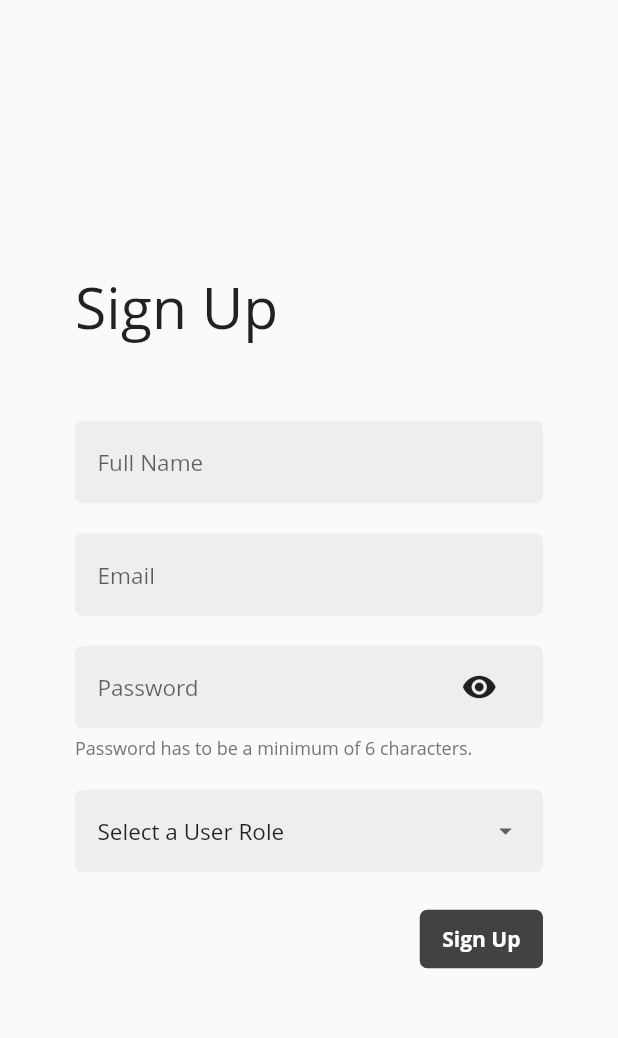
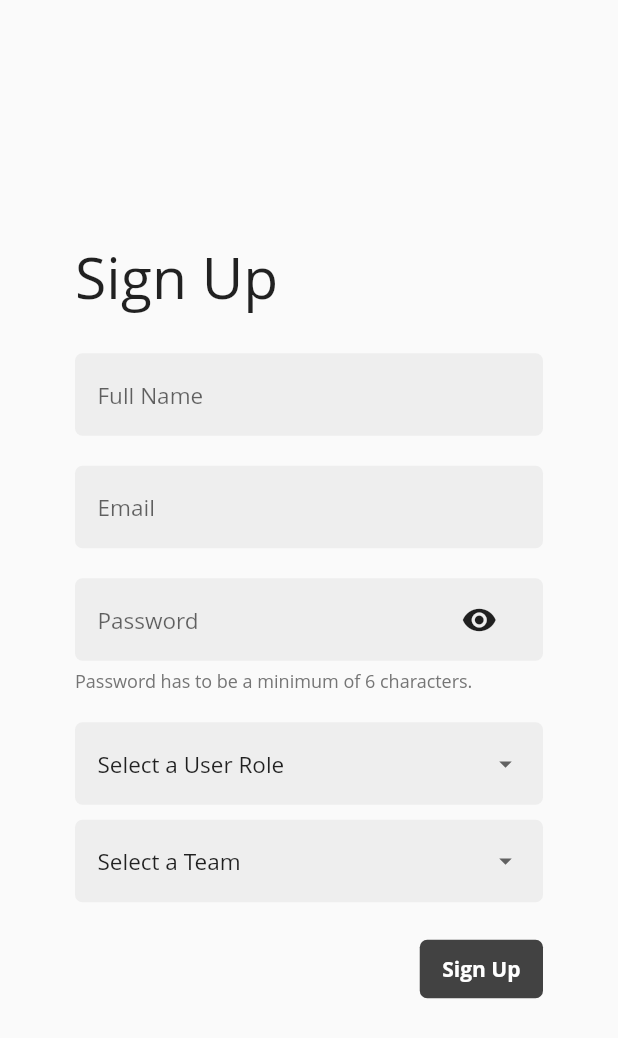
Before and after one commit to sleipold/show_wallet, a Flutter app: the SignUpView screen opened directly, on a phone screen of 412 x 824 dp. Shown: the top 1038 px of the screen. Run offline on Flutter 3.47's test engine with Material 2 defaults, Android fonts, the phone set to English and light mode, and no system bars; our stand-ins replace cloud_firestore, firebase_auth, get_it, provider_architecture; accounts and stored records are empty; network calls fail.

```diff
--- /dev/null
+++ b/lib/models/team.dart
@@ -0,0 +1,20 @@
+class Team {
+  final String id;
+  final String name;
+  final double balance;
+
+  Team({this.id, this.name, this.balance});
+
+  Team.fromData(Map<String, dynamic> data)
+      : id = data['id'],
+        name = data['name'],
+        balance = data['balance'];
+
+  Map<String, dynamic> toJson() {
+    return {
+      'id': id,
+      'name': name,
+      'balance': balance,
+    };
+  }
+}
--- a/lib/models/user.dart
+++ b/lib/models/user.dart
@@ -3,14 +3,16 @@ class User {
   final String fullName;
   final String email;
   final String userRole;
+  final String team;
 
-  User({this.id, this.fullName, this.email, this.userRole});
+  User({this.id, this.fullName, this.email, this.userRole, this.team});
 
   User.fromData(Map<String, dynamic> data)
       : id = data['id'],
         fullName = data['fullName'],
         email = data['email'],
-        userRole = data['userRole'];
+        userRole = data['userRole'],
+        team = data['team'];
 
   Map<String, dynamic> toJson() {
     return {
@@ -18,6 +20,7 @@ class User {
       'fullName': fullName,
       'email': email,
       'userRole': userRole,
+      'team': team,
     };
   }
 }
--- a/lib/services/authentication_service.dart
+++ b/lib/services/authentication_service.dart
@@ -32,6 +32,7 @@ class AuthenticationService {
     @required String password,
     @required String fullName,
     @required String role,
+    @required String team,
   }) async {
     try {
       var authResult = await _firebaseAuth.createUserWithEmailAndPassword(
@@ -45,6 +46,7 @@ class AuthenticationService {
         email: email,
         fullName: fullName,
         userRole: role,
+        team: team,
       );
 
       await _firestoreService.createUser(_currentUser);
--- a/lib/ui/views/login_view.dart
+++ b/lib/ui/views/login_view.dart
@@ -24,9 +24,10 @@ class LoginView extends StatelessWidget {
               crossAxisAlignment: CrossAxisAlignment.center,
               children: <Widget>[
                 SizedBox(
-                  height: 250,
+                  height: 150,
                   child: Image.asset('assets/images/logo.png'),
                 ),
+                verticalSpaceSmall,
                 InputField(
                   placeholder: 'Email',
                   controller: emailController,
@@ -54,7 +55,7 @@ class LoginView extends StatelessWidget {
                     )
                   ],
                 ),
-                verticalSpaceMedium,
+                verticalSpaceSmall,
                 TextLink(
                   'Create an Account if you\'re new.',
                   onPressed: () {
--- a/lib/ui/views/signup_view.dart
+++ b/lib/ui/views/signup_view.dart
@@ -29,7 +29,7 @@ class SignUpView extends StatelessWidget {
                   fontSize: 38,
                 ),
               ),
-              verticalSpaceLarge,
+              verticalSpaceMedium,
               InputField(
                 placeholder: 'Full Name',
                 controller: fullNameController,
@@ -51,6 +51,12 @@ class SignUpView extends StatelessWidget {
                 items: ['Admin', 'User'],
                 title: model.selectedRole,
                 onItemSelected: model.setSelectedRole,
+              ),
+              verticalSpaceSmall,
+              ExpansionList<String>(
+                items: ['Narrhalla Pfeffenhausen'],
+                title: model.selectedTeam,
+                onItemSelected: model.setSelectedTeam,
               ),
               verticalSpaceMedium,
               Row(
--- a/lib/viewmodels/signup_view_model.dart
+++ b/lib/viewmodels/signup_view_model.dart
@@ -16,10 +16,19 @@ class SignUpViewModel extends BaseModel {
   String _selectedRole = 'Select a User Role';
   String get selectedRole => _selectedRole;
 
+  String _selectedTeam = 'Select a Team';
+  String get selectedTeam => _selectedTeam;
+
   void setSelectedRole(dynamic role) {
     _selectedRole = role;
     notifyListeners();
   }
+
+  void setSelectedTeam(dynamic team) {
+    _selectedTeam = team;
+    notifyListeners();
+  }
+
 
   Future signUp({
     @required String email,
@@ -32,7 +41,8 @@ class SignUpViewModel extends BaseModel {
         email: email,
         password: password,
         fullName: fullName,
-        role: _selectedRole);
+        role: _selectedRole,
+        team: _selectedTeam);
 
     setBusy(false);
 
```
